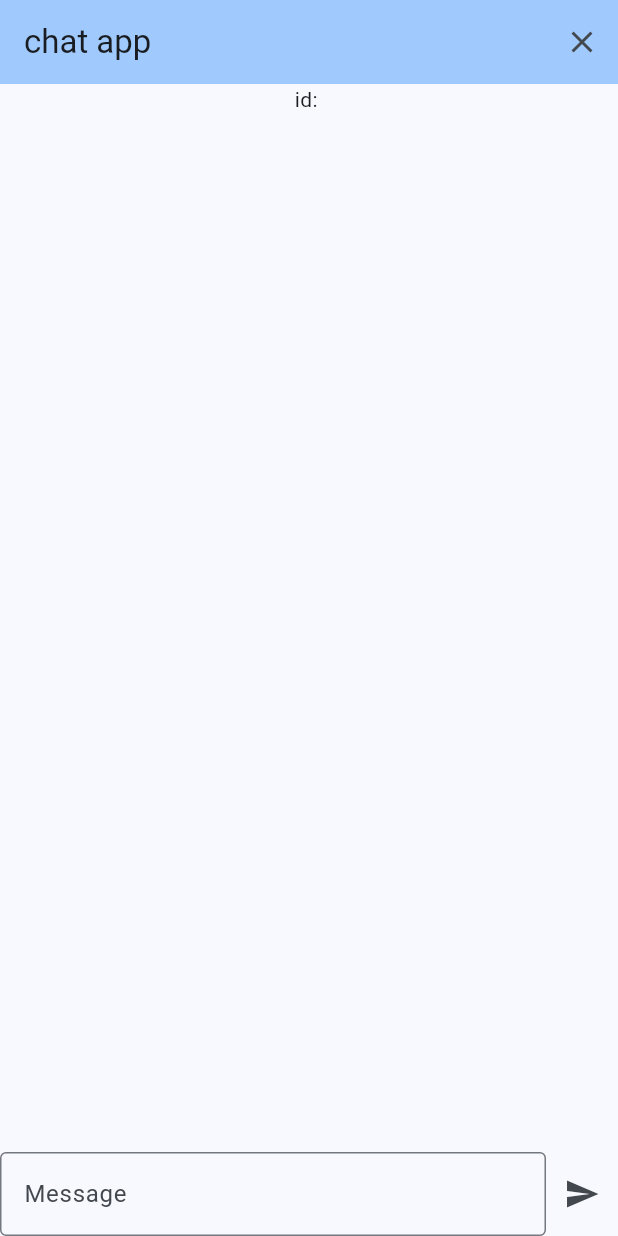
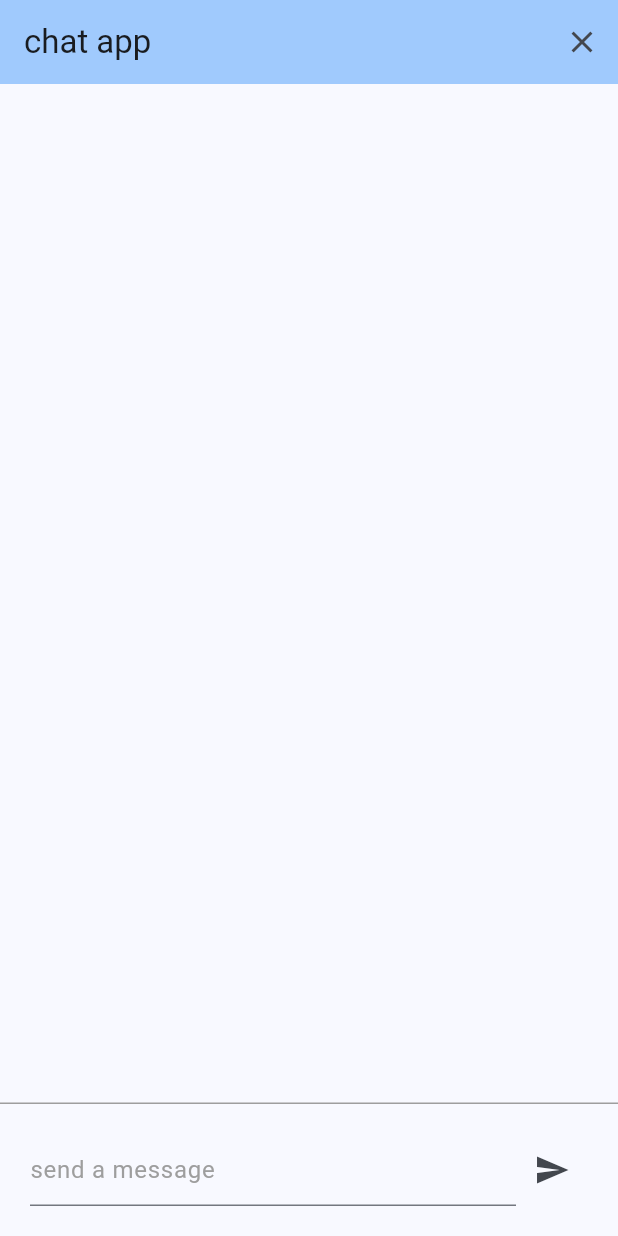
Before and after one commit to macaroni10y/flutter_training_for_spajam, a Flutter app: the screen it shows after launch, on a phone screen of 412 x 824 dp. Run offline on Flutter 3.47's test engine with Material 2 defaults, Android fonts, the phone set to English and light mode, and no system bars.

Commit message:
add padding to message bar

```diff
--- a/lib/page/home_page.dart
+++ b/lib/page/home_page.dart
@@ -57,23 +57,28 @@ class _HomePageState extends State<HomePage> {
           child: Column(
             mainAxisAlignment: MainAxisAlignment.center,
             children: <Widget>[
-              Text(
-                'id: $_conversationId',
+              MessageContainer(messages: _messages),
+              buildMessageBar(),
+            ],
           ),
-              MessageContainer(messages: _messages),
-              Row(
+        ),
+      );
+
+  Container buildMessageBar() => Container(
+        decoration: const BoxDecoration(
+            border: Border(top: BorderSide(color: Colors.grey))),
+        padding: const EdgeInsets.all(20),
+        child: Row(
           children: [
             Expanded(
               child: TextField(
                 enableSuggestions: true,
                 controller: _controller,
                 decoration: const InputDecoration(
-                        border: OutlineInputBorder(),
-                        labelText: 'Message',
+                  hintText: 'send a message',
+                  hintStyle: TextStyle(color: Colors.grey),
                 ),
-                      onChanged: (value) {
-                        setMessage(value);
-                      },
+                onChanged: setMessage,
               ),
             ),
             IconButton(
@@ -86,8 +91,5 @@ class _HomePageState extends State<HomePage> {
             ),
           ],
         ),
-            ],
-          ),
-        ),
       );
 }
```
Lines whose indentation alone changed are shown as unchanged.
